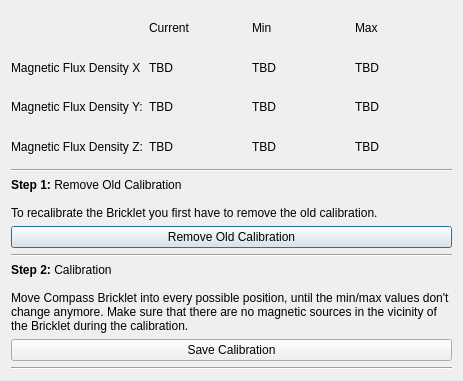
This is src/brickv/plugin_system/plugins/compass/ui/calibration.ui in Tinkerforge/brickv as Qt 5 draws it before an edit. The edited form follows.
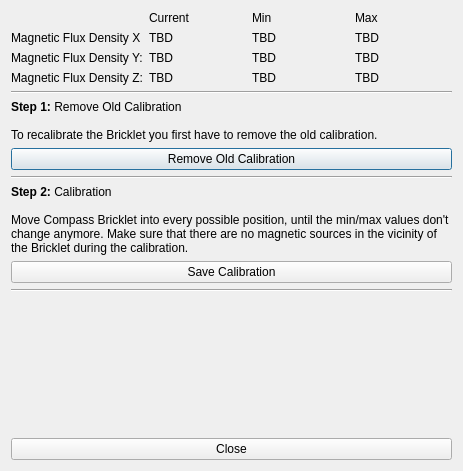
This is the edited form.

Commit message:
Ensure that all QDialogs have a close button
Some window manager doen't provide a close button as part of the window
decoration for dialogs.

```diff
--- a/src/brickv/plugin_system/plugins/compass/ui/calibration.ui
+++ b/src/brickv/plugin_system/plugins/compass/ui/calibration.ui
@@ -7,7 +7,7 @@
     <x>0</x>
     <y>0</y>
     <width>463</width>
-    <height>381</height>
+    <height>471</height>
    </rect>
   </property>
   <property name="windowTitle">
@@ -182,6 +182,26 @@
        </property>
       </widget>
      </item>
+     <item row="12" column="0" colspan="4">
+      <widget class="QPushButton" name="button_close">
+       <property name="text">
+        <string>Close</string>
+       </property>
+      </widget>
+     </item>
+     <item row="11" column="0">
+      <spacer name="verticalSpacer">
+       <property name="orientation">
+        <enum>Qt::Vertical</enum>
+       </property>
+       <property name="sizeHint" stdset="0">
+        <size>
+         <width>20</width>
+         <height>40</height>
+        </size>
+       </property>
+      </spacer>
+     </item>
     </layout>
    </item>
   </layout>
```
The commit also changes 26 other files.
